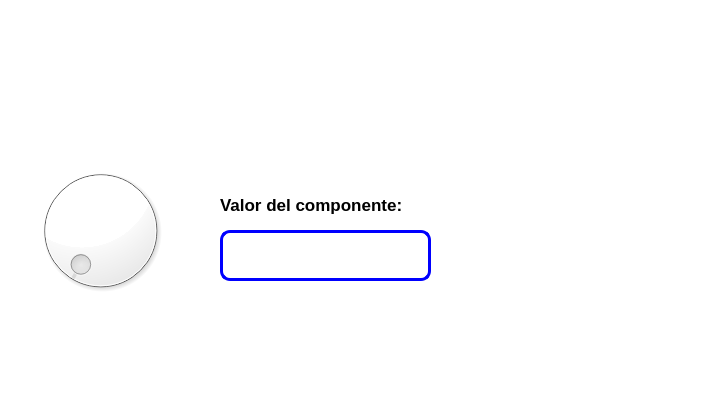
Above: Unidad 2/P03_EjemploDial.ui from Emanuel-Izaguirre-Cortes-03/Pip_2025_1_eq_4_i before the change. Below: the same form after it.
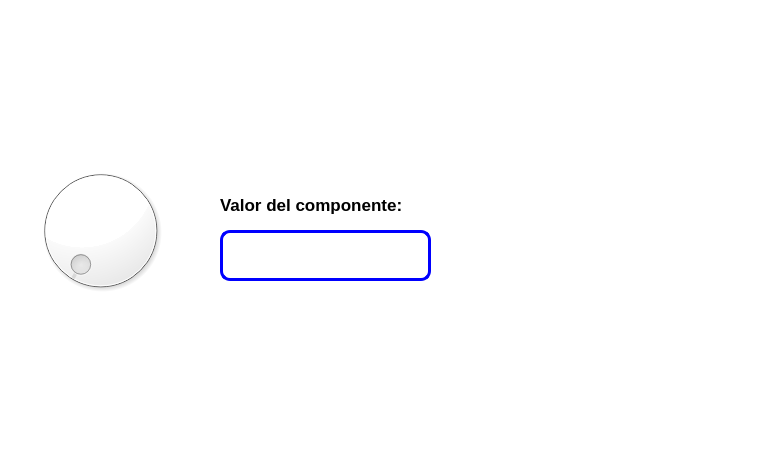
That is the form after the change. Icons and pictures are not drawn.

Diff of the .ui file:
```diff
--- a/Unidad 2/P03_EjemploDial.ui
+++ b/Unidad 2/P03_EjemploDial.ui
@@ -6,8 +6,8 @@
    <rect>
     <x>0</x>
     <y>0</y>
-    <width>705</width>
-    <height>395</height>
+    <width>775</width>
+    <height>472</height>
    </rect>
   </property>
   <property name="windowTitle">
```
Left out of the diff: 2 changed lines with no effect on the pictures.
